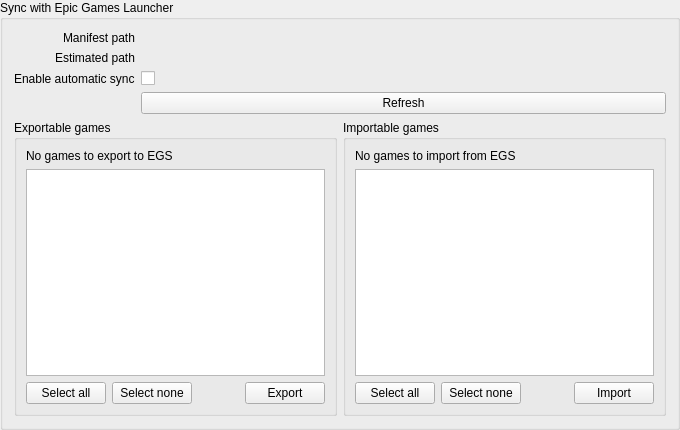
The window that rare/ui/components/tabs/games/import_sync/egl_sync_widget.ui (RareDevs/Rare) describes before a commit, drawn with Qt 5.
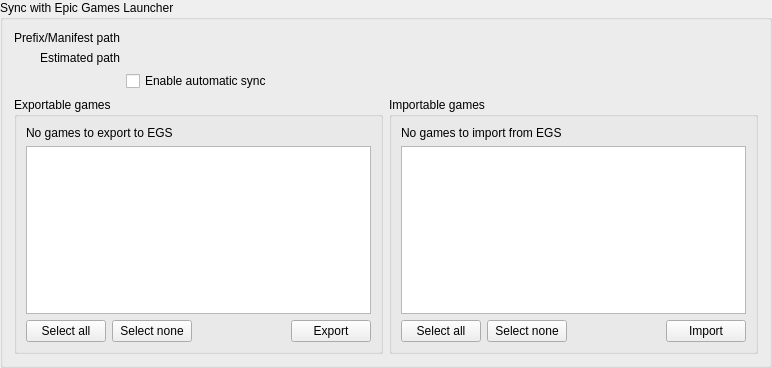
The same window after the commit.

```diff
--- a/rare/ui/components/tabs/games/import_sync/egl_sync_widget.ui
+++ b/rare/ui/components/tabs/games/import_sync/egl_sync_widget.ui
@@ -6,8 +6,8 @@
    <rect>
     <x>0</x>
     <y>0</y>
-    <width>680</width>
-    <height>430</height>
+    <width>772</width>
+    <height>368</height>
    </rect>
   </property>
   <property name="windowTitle">
@@ -16,11 +16,48 @@
   <property name="title">
    <string>Sync with Epic Games Launcher</string>
   </property>
+  <property name="checkable">
+   <bool>false</bool>
+  </property>
+  <property name="checked">
+   <bool>false</bool>
+  </property>
   <layout class="QFormLayout" name="egl_sync_layout">
    <property name="labelAlignment">
     <set>Qt::AlignRight|Qt::AlignTrailing|Qt::AlignVCenter</set>
    </property>
-   <item row="4" column="0" colspan="2">
+   <item row="0" column="0">
+    <widget class="QLabel" name="egl_path_label">
+     <property name="text">
+      <string>Prefix/Manifest path</string>
+     </property>
+    </widget>
+   </item>
+   <item row="0" column="1">
+    <layout class="QVBoxLayout" name="egl_path_layout"/>
+   </item>
+   <item row="1" column="0">
+    <widget class="QLabel" name="egl_path_info_label">
+     <property name="text">
+      <string>Estimated path</string>
+     </property>
+    </widget>
+   </item>
+   <item row="1" column="1">
+    <widget class="QLabel" name="egl_path_info">
+     <property name="text">
+      <string notr="true"/>
+     </property>
+    </widget>
+   </item>
+   <item row="2" column="1">
+    <widget class="QCheckBox" name="egl_sync_check">
+     <property name="text">
+      <string>Enable automatic sync</string>
+     </property>
+    </widget>
+   </item>
+   <item row="3" column="0" colspan="2">
     <layout class="QHBoxLayout" name="export_import_layout">
      <item>
       <widget class="QGroupBox" name="export_group">
@@ -152,51 +189,6 @@
      </item>
     </layout>
    </item>
-   <item row="0" column="1">
-    <layout class="QVBoxLayout" name="egl_path_layout"/>
-   </item>
-   <item row="0" column="0">
-    <widget class="QLabel" name="egl_path_label">
-     <property name="text">
-      <string>Manifest path</string>
-     </property>
-    </widget>
-   </item>
-   <item row="1" column="0">
-    <widget class="QLabel" name="egl_path_info_label">
-     <property name="text">
-      <string>Estimated path</string>
-     </property>
-    </widget>
-   </item>
-   <item row="1" column="1">
-    <widget class="QLabel" name="egl_path_info">
-     <property name="text">
-      <string notr="true"/>
-     </property>
-    </widget>
-   </item>
-   <item row="2" column="1">
-    <widget class="QCheckBox" name="egl_auto_check">
-     <property name="text">
-      <string notr="true"/>
-     </property>
-    </widget>
-   </item>
-   <item row="3" column="1">
-    <widget class="QPushButton" name="refresh_button">
-     <property name="text">
-      <string>Refresh</string>
-     </property>
-    </widget>
-   </item>
-   <item row="2" column="0">
-    <widget class="QLabel" name="egl_auto_check_label">
-     <property name="text">
-      <string>Enable automatic sync</string>
-     </property>
-    </widget>
-   </item>
   </layout>
  </widget>
  <resources/>
```
